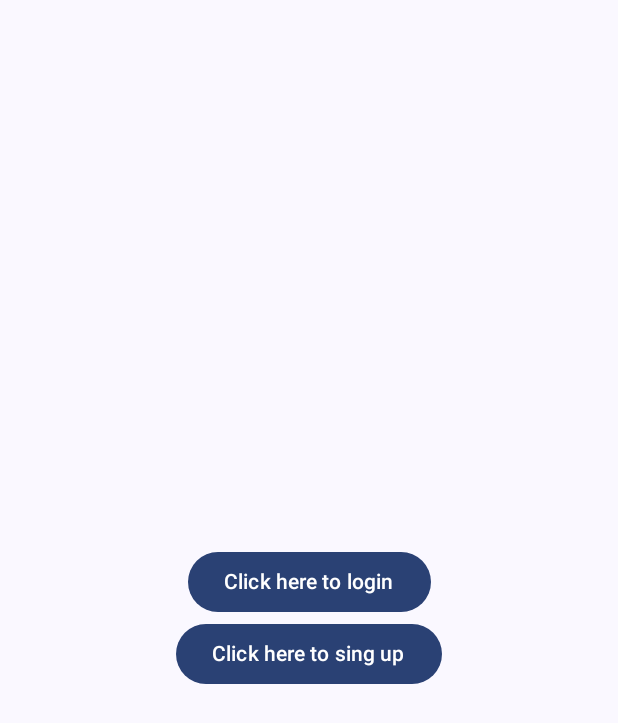
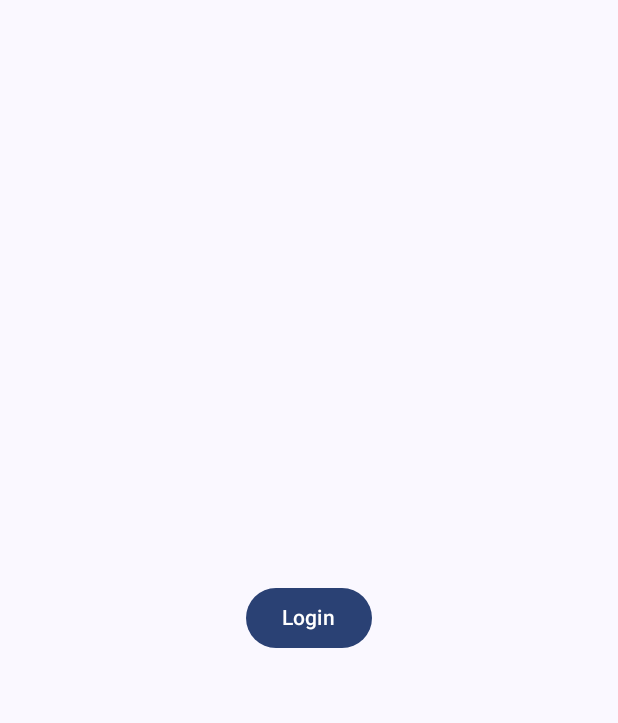
Before and after one commit to kedrakk/JetpackComposeNavigationSample, an Android app built with Jetpack Compose: the screen it shows after launch (MainActivity), on a phone screen of 412 x 824 dp. Shown: the top 723 px of the screen. Run offline under Robolectric (Android 15) with nearby library versions, the phone set to English and light mode, and no system bars.

```diff
--- a/app/build.gradle
+++ b/app/build.gradle
@@ -57,6 +57,7 @@ dependencies {
     implementation 'androidx.compose.ui:ui-graphics'
     implementation 'androidx.compose.ui:ui-tooling-preview'
     implementation 'androidx.compose.material3:material3'
+    implementation 'androidx.navigation:navigation-compose:2.6.0'
     testImplementation 'junit:junit:4.13.2'
     androidTestImplementation 'androidx.test.ext:junit:1.1.5'
     androidTestImplementation 'androidx.test.espresso:espresso-core:3.5.1'
--- /dev/null
+++ b/app/src/main/java/com/example/jetpackcomposenavigationsample/data/ROUTES.kt
@@ -0,0 +1,5 @@
+package com.example.jetpackcomposenavigationsample.data
+
+enum class ROUTES {
+    LOGIN, HOME, DETAIL, ACCOUNT, SETTING
+}
--- a/app/src/main/java/com/example/jetpackcomposenavigationsample/pages/Login.kt
+++ b/app/src/main/java/com/example/jetpackcomposenavigationsample/pages/Login.kt
@@ -1,19 +1,37 @@
 package com.example.jetpackcomposenavigationsample.pages
 
+import androidx.compose.foundation.layout.Arrangement
+import androidx.compose.foundation.layout.Column
+import androidx.compose.foundation.layout.fillMaxSize
 import androidx.compose.foundation.layout.padding
 import androidx.compose.material3.Button
 import androidx.compose.material3.ExperimentalMaterial3Api
 import androidx.compose.material3.Scaffold
 import androidx.compose.material3.Text
 import androidx.compose.runtime.Composable
+import androidx.compose.ui.Alignment
 import androidx.compose.ui.Modifier
+import androidx.navigation.NavController
+import com.example.jetpackcomposenavigationsample.data.ROUTES
 
 @OptIn(ExperimentalMaterial3Api::class)
 @Composable
-fun LoginPage() {
+fun LoginPage(navController: NavController) {
     Scaffold {
-        Button(onClick = {}, modifier = Modifier.padding(it)) {
-            Text(text = "Login")
+        Column(
+            modifier = Modifier.fillMaxSize(),
+            verticalArrangement = Arrangement.Center,
+            horizontalAlignment = Alignment.CenterHorizontally,
+        ) {
+            Button(onClick = {
+                navController.navigate(ROUTES.HOME.name){
+                    popUpTo(ROUTES.LOGIN.name){
+                        inclusive = true
+                    }
+                }
+            }, modifier = Modifier.padding(it)) {
+                Text(text = "Login")
+            }
         }
     }
 }
--- a/app/src/main/java/com/example/jetpackcomposenavigationsample/pages/MainScreen.kt
+++ b/app/src/main/java/com/example/jetpackcomposenavigationsample/pages/MainScreen.kt
@@ -11,22 +11,29 @@ import androidx.compose.material3.Text
 import androidx.compose.runtime.Composable
 import androidx.compose.ui.Alignment
 import androidx.compose.ui.Modifier
+import androidx.navigation.compose.NavHost
+import androidx.navigation.compose.composable
+import androidx.navigation.compose.rememberNavController
+import com.example.jetpackcomposenavigationsample.data.ROUTES
 
-@OptIn(ExperimentalMaterial3Api::class)
 @Composable
 fun MainScreenPage() {
-    Scaffold {
-        Column(
-            modifier = Modifier.padding(it).fillMaxSize(),
-            verticalArrangement = Arrangement.Center,
-            horizontalAlignment = Alignment.CenterHorizontally
-        ) {
-            Button(onClick = { /*TODO*/ }) {
-                Text(text = "Click here to login")
-            }
-            Button(onClick = { /*TODO*/ }) {
-                Text(text = "Click here to sing up")
-            }
+    val navController = rememberNavController()
+    NavHost(navController = navController, startDestination = ROUTES.LOGIN.name){
+        composable(ROUTES.LOGIN.name){
+            LoginPage(navController = navController)
+        }
+        composable(ROUTES.HOME.name){
+            HomePage()
+        }
+        composable(ROUTES.ACCOUNT.name){
+            AccountPage()
+        }
+        composable(ROUTES.DETAIL.name){
+            DetailPage()
+        }
+        composable(ROUTES.SETTING.name){
+            SettingPage()
         }
     }
 }
```
Also changed, not shown: app/src/main/java/com/example/jetpackcomposenavigationsample/pages/Account.kt (added, +9 -0 lines), app/src/main/java/com/example/jetpackcomposenavigationsample/pages/Detail.kt (added, +9 -0 lines), app/src/main/java/com/example/jetpackcomposenavigationsample/pages/Home.kt (added, +9 -0 lines), app/src/main/java/com/example/jetpackcomposenavigationsample/pages/Setting.kt (added, +9 -0 lines), app/src/main/java/com/example/jetpackcomposenavigationsample/pages/Singup.kt (deleted, +0 -19 lines).
